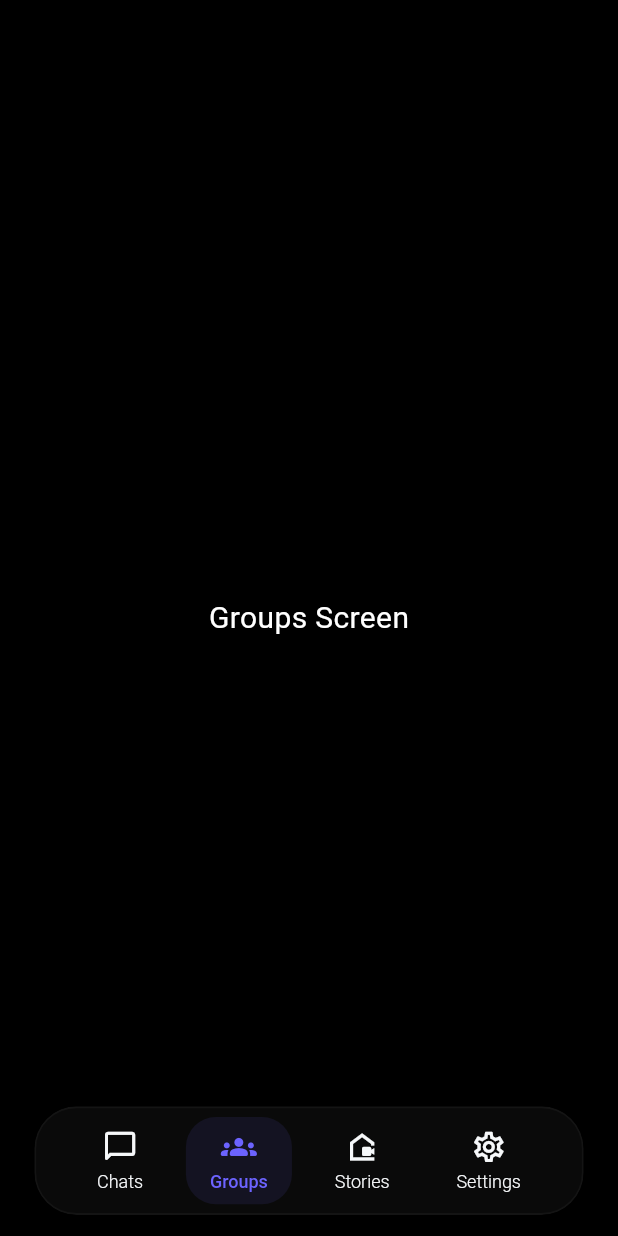
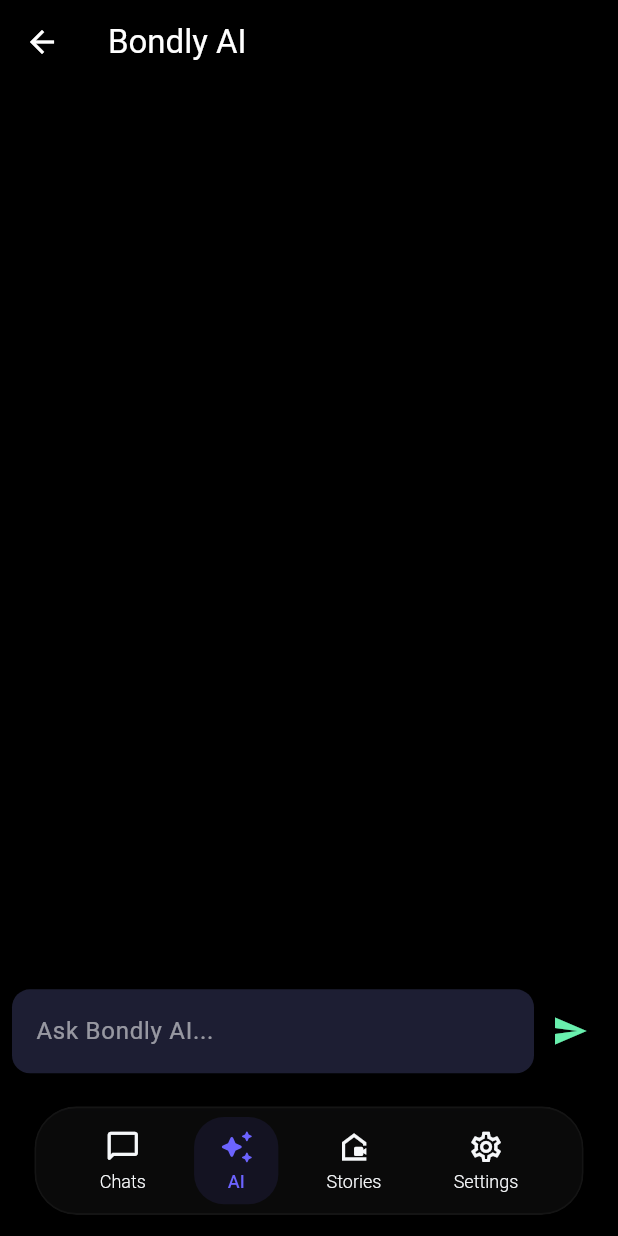
Before and after one commit to NazrulIslam991/bondly_chat_app, a Flutter app: the NavbarScreen screen opened by its route, item 2 of the bottom bar chosen, on a phone screen of 412 x 824 dp. Run offline on Flutter 3.47's test engine with Material 3 defaults, Android fonts, the phone set to English and light mode, and no system bars; our stand-ins replace country_code_picker, dio, emoji_picker_flutter, file_picker, flutter_riverpod, flutter_screenutil and 4 more; accounts and stored records are empty; network calls fail; Roboto replaces fonts that are missing (Montserrat).

```diff
--- /dev/null
+++ b/lib/presentation/ai_chat/view/ai_chat_screen.dart
@@ -0,0 +1,107 @@
+import 'package:flutter/material.dart';
+import 'package:flutter_screenutil/flutter_screenutil.dart';
+import 'package:google_generative_ai/google_generative_ai.dart';
+
+class AIChatScreen extends StatefulWidget {
+  const AIChatScreen({super.key});
+
+  @override
+  State<AIChatScreen> createState() => _AIChatScreenState();
+}
+
+class _AIChatScreenState extends State<AIChatScreen> {
+  final TextEditingController _controller = TextEditingController();
+  final List<Map<String, String>> _messages = [];
+
+  static const _apiKey = 'AIz';
+
+  final _model = GenerativeModel(model: 'gemini-1.5-flash', apiKey: _apiKey);
+
+  Future<void> _sendMessage() async {
+    final text = _controller.text;
+    if (text.isEmpty) return;
+
+    setState(() {
+      _messages.add({'sender': 'user', 'message': text});
+      _controller.clear();
+    });
+
+    await Future.delayed(const Duration(seconds: 1));
+    setState(() {
+      _messages.add({
+        'sender': 'ai',
+        'message':
+            'Bondly AI is currently in test mode! Please set up your API key correctly to receive real-time responses.',
+      });
+    });
+
+    /* // যখন API Key সেটআপ হয়ে যাবে তখন এই অংশটি আন-কমেন্ট করে দিবেন:
+    try {
+      final content = [Content.text(text)];
+      final response = await _model.generateContent(content);
+      setState(() {
+        _messages.add({'sender': 'ai', 'message': response.text ?? 'No response'});
+      });
+    } catch (e) {
+      setState(() {
+        _messages.add({'sender': 'ai', 'message': 'Error: $e'});
+      });
+    }
+    */
+  }
+
+  @override
+  Widget build(BuildContext context) {
+    return Scaffold(
+      backgroundColor: Colors.black,
+      appBar: AppBar(
+        title: const Text('Bondly AI', style: TextStyle(color: Colors.white)),
+        backgroundColor: Colors.black,
+      ),
+      body: Column(
+        children: [
+          Expanded(
+            child: ListView.builder(
+              itemCount: _messages.length,
+              itemBuilder: (context, index) {
+                final msg = _messages[index];
+                return ListTile(
+                  title: Text(
+                    msg['message']!,
+                    style: const TextStyle(color: Colors.white),
+                  ),
+                  subtitle: Text(
+                    msg['sender']!,
+                    style: const TextStyle(color: Colors.greenAccent),
+                  ),
+                );
+              },
+            ),
+          ),
+          Padding(
+            padding: const EdgeInsets.all(8.0),
+            child: Row(
+              children: [
+                Expanded(
+                  child: TextField(
+                    controller: _controller,
+                    style: const TextStyle(color: Colors.white),
+                    decoration: const InputDecoration(
+                      hintText: 'Ask Bondly AI...',
+                      hintStyle: TextStyle(color: Colors.white54),
+                    ),
+                  ),
+                ),
+                IconButton(
+                  icon: const Icon(Icons.send, color: Colors.greenAccent),
+                  onPressed: _sendMessage,
+                ),
+              ],
+            ),
+          ),
+          SizedBox(height: 100.h),
+        ],
+      ),
+    );
+  }
+}
--- a/lib/presentation/navbar/view/navbar_screen.dart
+++ b/lib/presentation/navbar/view/navbar_screen.dart
@@ -6,7 +6,9 @@ import 'package:flutter_riverpod/flutter_riverpod.dart';
 import 'package:flutter_screenutil/flutter_screenutil.dart';
 
 import '../../../core/resources/constant/style_manager.dart';
+import '../../ai_chat/view/ai_chat_screen.dart';
 import '../../chat/view/chat_list_screen.dart';
+import '../../setting/view/setting_screen.dart';
 import '../../storys/view/story_screen.dart';
 import '../viewmodel/navbar_viewmodel.dart';
 
@@ -16,19 +18,9 @@ class NavbarScreen extends ConsumerWidget {
   /// ************* screen list ********************
   static final List<Widget> _screens = [
     ChatListScreen(),
-    const Center(
-      child: Text(
-        'Groups Screen',
-        style: TextStyle(color: Colors.white, fontSize: 20),
-      ),
-    ),
+    AIChatScreen(),
     StoryScreen(),
-    const Center(
-      child: Text(
-        'Settings Screen',
-        style: TextStyle(color: Colors.white, fontSize: 20),
-      ),
-    ),
+    SettingScreen(),
   ];
 
   @override
@@ -83,9 +75,9 @@ class NavbarScreen extends ConsumerWidget {
                         ref: ref,
                         index: 1,
                         currentIndex: selectedIndex,
-                        icon: Icons.groups_outlined,
-                        activeIcon: Icons.groups_rounded,
-                        label: 'Groups',
+                        icon: Icons.auto_awesome_outlined,
+                        activeIcon: Icons.auto_awesome_rounded,
+                        label: 'AI',
                       ),
                       _buildNavItem(
                         ref: ref,
--- a/pubspec.yaml
+++ b/pubspec.yaml
@@ -26,6 +26,7 @@ dependencies:
   path_provider: ^2.1.2
   country_code_picker: ^3.4.1
   emoji_picker_flutter: ^4.4.0
+  google_generative_ai: ^0.4.7
 
 dev_dependencies:
   flutter_test:
```
Also changed, not shown: lib/presentation/setting/view/setting_screen.dart (added, +387 -0 lines), pubspec.lock.
